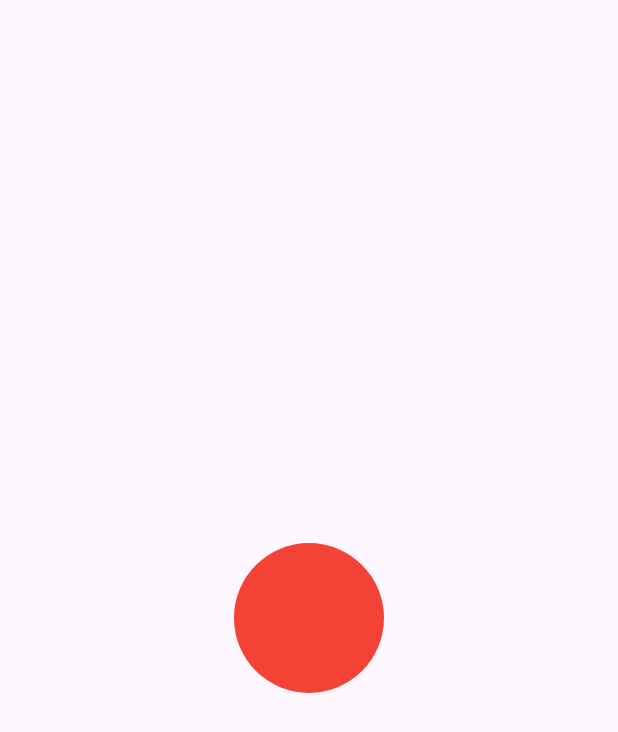
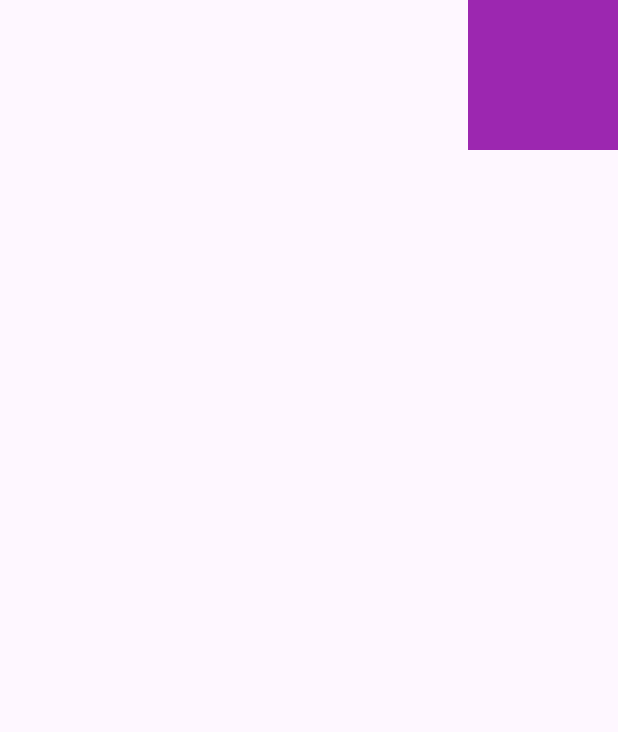
Before and after one commit to emersoncavalcanti-prof/animacoes, a Flutter app: the screen it shows after launch, on a phone screen of 412 x 824 dp. Shown: the top 732 px of the screen. Run offline on Flutter 3.47's test engine with Material 3 defaults, Android fonts, the phone set to English and light mode, and no system bars.

Commit message:
add animacao com AnimetedAlign

```diff
--- a/lib/main.dart
+++ b/lib/main.dart
@@ -1,7 +1,41 @@
 import 'package:flutter/material.dart';
 
 void main(List<String> args) {
-  runApp(HomePage());
+  runApp(Page2());
+}
+
+class Page2 extends StatefulWidget {
+  const Page2({super.key});
+
+  @override
+  State<Page2> createState() => _Page2State();
+}
+
+class _Page2State extends State<Page2> {
+  bool clicou = false;
+  @override
+  Widget build(BuildContext context) {
+    return MaterialApp(
+      debugShowCheckedModeBanner: false,
+      home: Scaffold(
+        body: InkWell(
+          onTap: () {
+            setState(() {
+              clicou = !clicou;
+              print(clicou);
+            });
+          },
+          child: AnimatedAlign(
+            alignment:
+                clicou == true ? Alignment.bottomLeft : Alignment.topRight,
+            duration: Duration(seconds: 1),
+            curve: Curves.bounceInOut,
+            child: Container(width: 100, height: 100, color: Colors.purple),
+          ),
+        ),
+      ),
+    );
+  }
 }
 
 class HomePage extends StatefulWidget {
```
